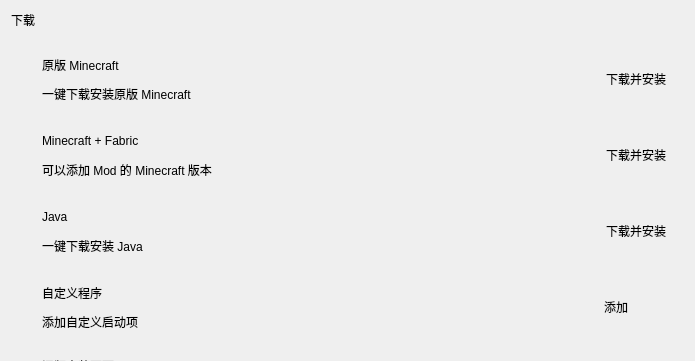
This is ui/download.ui in BloretCrew/Bloret-Launcher as Qt 5 draws it before an edit; both pictures show x 0 to 695 and y 0 to 361 of the 695 by 950 pixel window. The edited form follows.
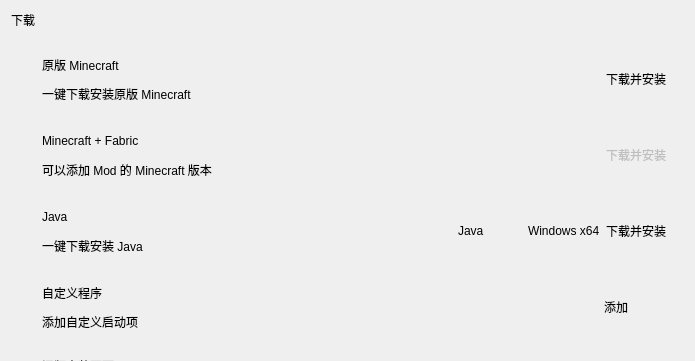
This is the edited form. Icons and pictures are not drawn. Custom widgets are drawn as their Qt base class.

Commit message:
feat: 添加Java安装功能并优化下载线程管理
- 新增Java版本安装功能模块
- 增加最大线程数配置选项
- 优化下载进度显示界面
- 修复.minecraft目录路径处理逻辑
- 更新配置文件结构和默认值

The edit to the form file:
```diff
--- a/ui/download.ui
+++ b/ui/download.ui
@@ -238,6 +238,9 @@
           </item>
           <item>
            <widget class="PushButton" name="Fabric_version_Download">
+            <property name="enabled">
+             <bool>false</bool>
+            </property>
             <property name="text">
              <string>下载并安装</string>
             </property>
@@ -294,6 +297,12 @@
                 <verstretch>0</verstretch>
                </sizepolicy>
               </property>
+              <property name="minimumSize">
+               <size>
+                <width>99</width>
+                <height>0</height>
+               </size>
+              </property>
               <property name="text">
                <string>一键下载安装 Java</string>
               </property>
@@ -331,9 +340,23 @@
             </property>
            </spacer>
           </item>
+          <item>
+           <widget class="StrongBodyLabel" name="StrongBodyLabel">
+            <property name="text">
+             <string>Java</string>
+            </property>
+           </widget>
+          </item>
           <item>
            <widget class="ComboBox" name="Java_version_choose"/>
           </item>
+          <item>
+           <widget class="StrongBodyLabel" name="StrongBodyLabel_2">
+            <property name="text">
+             <string>Windows x64</string>
+            </property>
+           </widget>
+          </item>
           <item>
            <widget class="PushButton" name="Java_version_Download">
             <property name="text">
```
Left out of the diff: 2 changed lines with no effect on the pictures. The commit also changes 12 other files.
